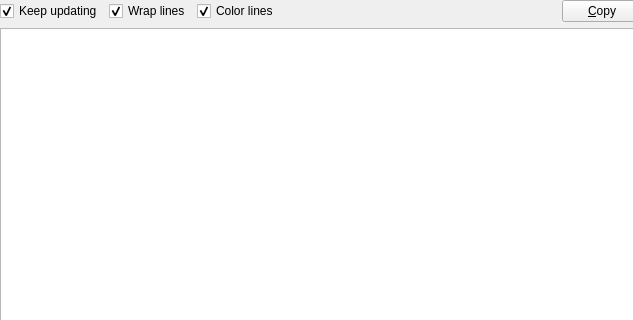
Before: the Qt Designer form launcher/ui/pages/instance/LogPage.ui in PrismLauncher/PrismLauncher, drawn with Qt 5; both pictures show x 0 to 633 and y 0 to 320 of the 825 by 782 pixel window.
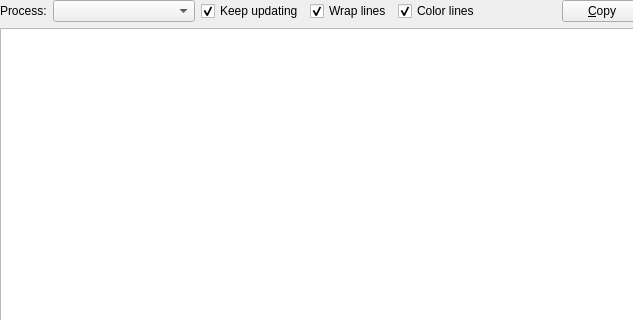
After: the same form once the commit is applied. Custom widgets are drawn as their Qt base class.

Commit message:
Allow multiple launch sessions per instance
Keep independent launch controllers and logs for concurrent processes, and allow selecting the process to stop.

Patch:
```diff
--- a/launcher/ui/pages/instance/LogPage.ui
+++ b/launcher/ui/pages/instance/LogPage.ui
@@ -41,6 +41,20 @@
    </item>
    <item row="0" column="0" colspan="5">
     <layout class="QHBoxLayout" name="horizontalLayout">
+     <item>
+      <widget class="QLabel" name="sessionLabel">
+       <property name="text">
+        <string>Process:</string>
+       </property>
+      </widget>
+     </item>
+     <item>
+      <widget class="QComboBox" name="sessionCombo">
+       <property name="minimumContentsLength">
+        <number>14</number>
+       </property>
+      </widget>
+     </item>
      <item>
       <widget class="QCheckBox" name="trackLogCheckbox">
        <property name="text">
```
Left out of the diff: 3 changed lines with no effect on the pictures. The commit also changes 17 other files.
